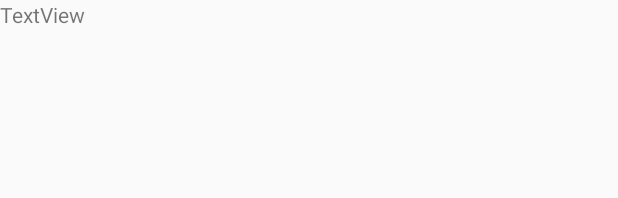
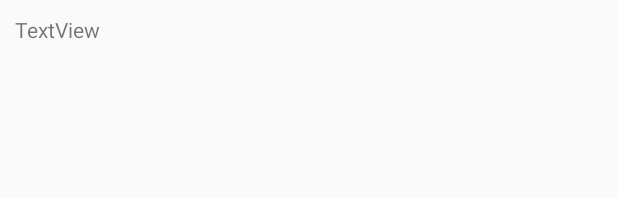
Before and after one commit to hussanhijazi/firebasemlkit, an Android app: the layout activity_texts.xml on its own in the app's theme, with its tools: preview values and no code run, on a phone screen of 412 x 824 dp. Shown: the top 198 px of the screen. Run offline under Robolectric (Android 15) with nearby library versions, the phone set to English and light mode, and no system bars.

Commit message:
Add padding to text recognition result

```diff
--- a/app/src/main/res/layout/activity_texts.xml
+++ b/app/src/main/res/layout/activity_texts.xml
@@ -6,7 +6,8 @@
 
     <ScrollView
         android:layout_width="match_parent"
-        android:layout_height="match_parent">
+        android:layout_height="match_parent"
+        android:padding="10dp">
 
         <TextView
             android:id="@+id/txtText"
```
